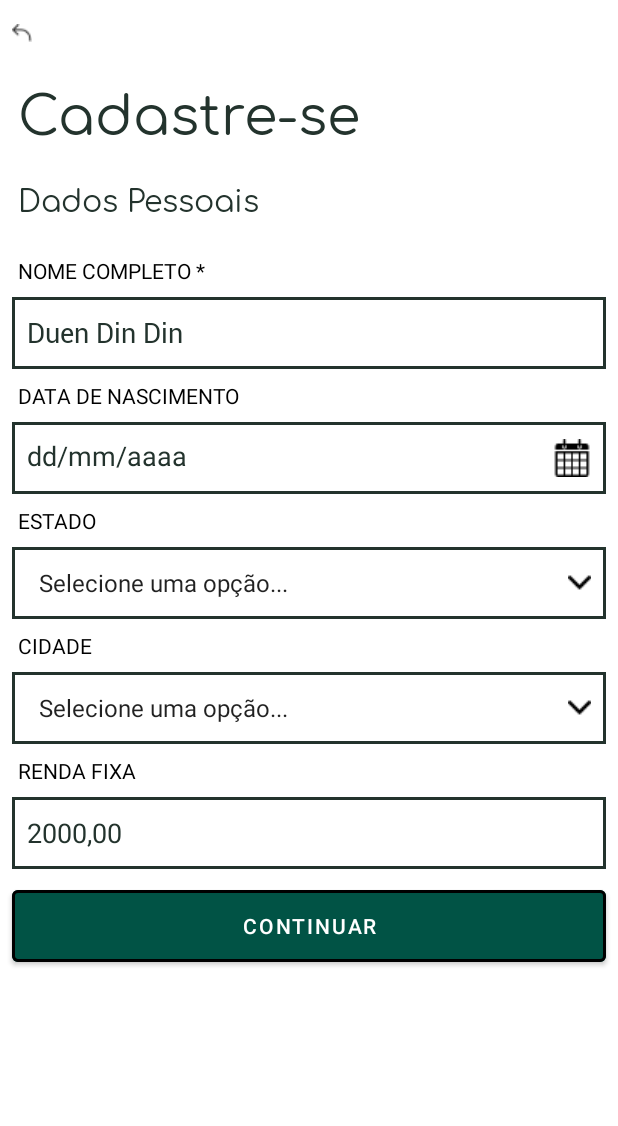
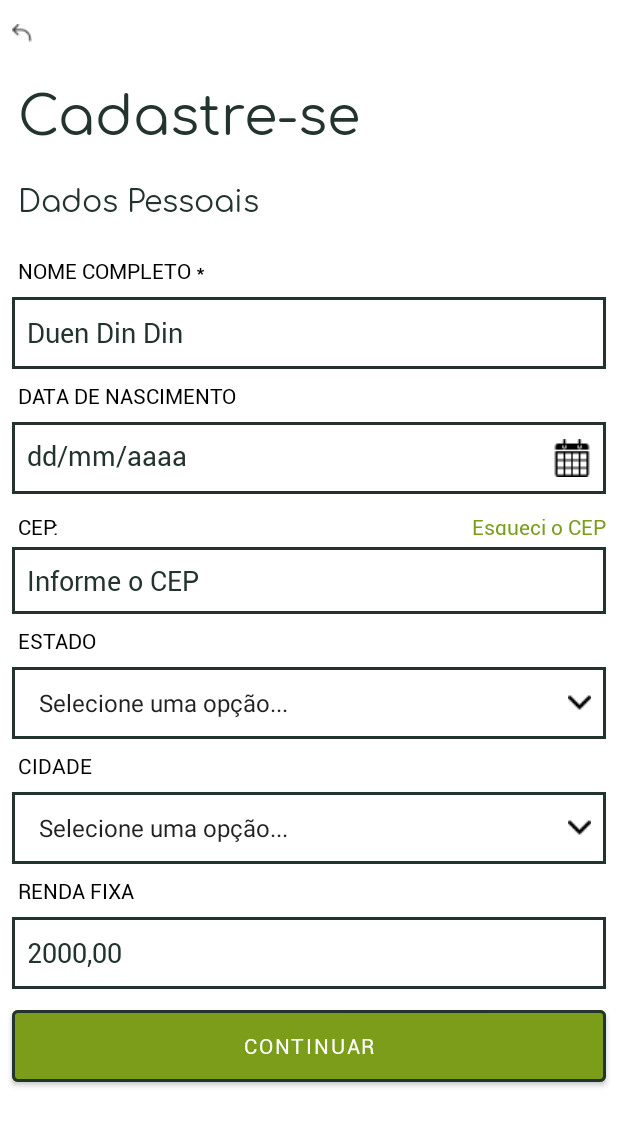
Before and after one commit to ArthurVaso/DuenDinDin---Mobile, an Android app: the UsuarioCadastroDadosPessoaisActivity screen opened directly, with no data from a screen before it, on a phone screen of 412 x 824 dp. Shown: the top 1126 px of the screen. Run offline under Robolectric (Android 15) with nearby library versions, the phone set to English and light mode, and no system bars.

Commit message:
adicionado link para esqueci o cep

```diff
--- a/app/src/main/java/br/edu/ifsp/duendindin_mobile/UsuarioCadastroDadosPessoaisActivity.java
+++ b/app/src/main/java/br/edu/ifsp/duendindin_mobile/UsuarioCadastroDadosPessoaisActivity.java
@@ -2,6 +2,7 @@ package br.edu.ifsp.duendindin_mobile;
 
 import android.app.DatePickerDialog;
 import android.content.Intent;
+import android.net.Uri;
 import android.os.Bundle;
 import android.view.View;
 import android.widget.Button;
@@ -22,8 +23,11 @@ public class UsuarioCadastroDadosPessoaisActivity extends AppCompatActivity {
     private ImageView imgSetaVoltar;
     private TextInputEditText edtNome;
     private TextView txtDataNasc;
+    private TextView txtEsqueciCEP;
     private DatePickerDialog datePickerDialog;
     private TextInputEditText edtRendaFixa;
+
+
 
     @Override
     protected void onCreate(Bundle savedInstanceState) {
@@ -51,6 +55,17 @@ public class UsuarioCadastroDadosPessoaisActivity extends AppCompatActivity {
                             }
                         }, anoAtual, mesAtual, diaAtual);
                 datePickerDialog.show();
+            }
+        });
+
+        txtEsqueciCEP = findViewById(R.id.txt_esqueci_cep);
+        txtEsqueciCEP.setOnClickListener(new View.OnClickListener() {
+            @Override
+            public void onClick(View view) {
+                Uri parsedUrl = Uri.parse("https://buscacepinter.correios.com.br/app/endereco/index.php");
+                Intent intent = new Intent(Intent.ACTION_VIEW);
+                intent.setData(parsedUrl);
+                startActivity(intent);
             }
         });
 
--- a/app/src/main/res/layout/activity_cadastro_usuario_dados_acesso.xml
+++ b/app/src/main/res/layout/activity_cadastro_usuario_dados_acesso.xml
@@ -115,7 +115,9 @@
             android:layout_marginTop="8dp"
             android:layout_marginLeft="8dp"
             android:layout_marginRight="8dp"
-            app:strokeColor="@color/black"
+            android:backgroundTint="@color/secondary_color"
+            android:backgroundTintMode="add"
+            app:strokeColor="@color/border_color"
             app:strokeWidth="2dp"/>
     </LinearLayout>
 
--- a/app/src/main/res/layout/activity_cadastro_usuario_dados_pessoais.xml
+++ b/app/src/main/res/layout/activity_cadastro_usuario_dados_pessoais.xml
@@ -78,6 +78,7 @@
                     android:layout_marginLeft="8dp"
                     android:layout_marginTop="8dp"
                     android:text="@string/txt_usuario_cadastro_nome_completo"
+                    android:fontFamily="@font/roboto_regular"
                     android:textColor="@color/black" />
 
                 <com.google.android.material.textfield.TextInputEditText
@@ -101,6 +102,7 @@
                     android:layout_marginLeft="8dp"
                     android:layout_marginTop="8dp"
                     android:text="@string/txt_usuario_cadastro_data_de_nascimento"
+                    android:fontFamily="@font/roboto_regular"
                     android:textColor="@color/black" />
 
                 <TextView
@@ -111,14 +113,60 @@
                     android:layout_marginTop="8dp"
                     android:layout_marginRight="8dp"
                     android:background="@drawable/item_background"
+                    android:drawableRight="@drawable/icon_calendar"
                     android:hint="@string/hint_usuario_cadastro_data_nasc"
+                    android:fontFamily="@font/roboto_regular"
                     android:inputType="none"
                     android:minHeight="48dp"
+                    android:textColor="@color/border_color"
                     android:textColorHint="@color/border_color"
-                    android:textColor="@color/border_color"
-                    android:drawableRight="@drawable/icon_calendar"
-                    android:textSize="18sp"/>
+                    android:textSize="18sp" />
 
+                <LinearLayout
+                    android:layout_width="match_parent"
+                    android:layout_height="match_parent"
+                    android:layout_marginLeft="8dp"
+                    android:layout_marginRight="8dp"
+                    android:gravity="center"
+                    android:orientation="horizontal">
+
+                    <TextView
+                        android:layout_width="wrap_content"
+                        android:layout_height="wrap_content"
+                        android:layout_marginLeft="4dp"
+                        android:layout_marginTop="8dp"
+                        android:layout_weight="1"
+                        android:gravity="left"
+                        android:text="@string/txt_usuario_cadastro_cep"
+                        android:fontFamily="@font/roboto_regular"
+                        android:textColor="@color/black" />
+
+                    <TextView
+                        android:id="@+id/txt_esqueci_cep"
+                        android:layout_width="wrap_content"
+                        android:layout_height="wrap_content"
+                        android:layout_marginLeft="8dp"
+                        android:layout_marginTop="8dp"
+                        android:layout_weight="1"
+                        android:gravity="right"
+                        android:text="@string/txt_usuario_cadastro_esqueci_cep"
+                        android:fontFamily="@font/roboto_regular"
+                        android:textColor="@color/secondary_color" />
+                </LinearLayout>
+
+                <com.google.android.material.textfield.TextInputEditText
+                    android:id="@+id/edt_cep"
+                    android:layout_width="match_parent"
+                    android:layout_height="wrap_content"
+                    android:layout_marginLeft="8dp"
+                    android:layout_marginTop="8dp"
+                    android:layout_marginRight="8dp"
+                    android:background="@drawable/item_background"
+                    android:fontFamily="@font/roboto_regular"
+                    android:hint="@string/edt_usuario_cadastro_cep"
+                    android:inputType="number"
+                    android:maxLength="8"
+                    android:textColorHint="@color/border_color" />
 
                 <TextView
                     android:layout_width="match_parent"
@@ -126,6 +174,7 @@
                     android:layout_marginLeft="8dp"
                     android:layout_marginTop="8dp"
                     android:text="@string/txt_usuario_cadastro_estado"
+                    android:fontFamily="@font/roboto_regular"
                     android:textColor="@color/black" />
 
                 <Spinner
@@ -159,7 +208,7 @@
                     android:background="@drawable/spinner_background"
                     android:entries="@array/spCidade"
                     android:minHeight="48dp"
-                    app:boxStrokeColor="@color/secondary_color"/>
+                    app:boxStrokeColor="@color/secondary_color" />
 
 
                 <TextView
@@ -168,6 +217,7 @@
                     android:layout_marginLeft="8dp"
                     android:layout_marginTop="8dp"
                     android:text="@string/txt_usuario_cadastro_renda_fixa"
+                    android:fontFamily="@font/roboto_regular"
                     android:textColor="@color/black" />
 
 
@@ -180,6 +230,7 @@
                     android:layout_marginRight="8dp"
                     android:background="@drawable/item_background"
                     android:hint="@string/hint_usuario_cadastro_renda"
+                    android:fontFamily="@font/roboto_regular"
                     android:inputType="textCapWords"
                     android:minHeight="48dp"
                     android:textColorHint="@color/border_color" />
@@ -191,9 +242,12 @@
                     android:layout_marginLeft="8dp"
                     android:layout_marginTop="8dp"
                     android:layout_marginRight="8dp"
+                    android:backgroundTint="@color/secondary_color"
+                    android:backgroundTintMode="add"
                     android:text="@string/btn_usuario_cadastro_continuar"
+                    android:fontFamily="@font/roboto_regular"
                     android:textColor="@color/white"
-                    app:strokeColor="@color/black"
+                    app:strokeColor="@color/border_color"
                     app:strokeWidth="2dp" />
             </LinearLayout>
 
--- a/app/src/main/res/layout/activity_main.xml
+++ b/app/src/main/res/layout/activity_main.xml
@@ -28,7 +28,7 @@
             android:layout_width="match_parent"
             android:layout_height="60dp"
             android:text="@string/btn_main_entrar"
-            android:textColor="@color/white"
+            android:textColor="@color/black"
             android:layout_marginTop="16dp"
             android:layout_marginLeft="8dp"
             android:layout_marginRight="8dp"
--- a/app/src/main/res/values/strings.xml
+++ b/app/src/main/res/values/strings.xml
@@ -27,6 +27,9 @@
     <string name="btn_main_cadastrar">CADASTRE-SE</string>
     <string name="msg_cadastrado_sucesso">Usuário cadastrado com sucesso!</string>
     <string name="msg_data_invalida">Data de nascimento inválida, idade deve ser maior que 10 anos e menor que 110 anos!</string>
+    <string name="txt_usuario_cadastro_cep">CEP:</string>
+    <string name="txt_usuario_cadastro_esqueci_cep">Esqueci o CEP</string>
+    <string name="edt_usuario_cadastro_cep">Informe o CEP</string>
 
 
     <!-- nomes das Unidades Federativas do Brasil -->
```
